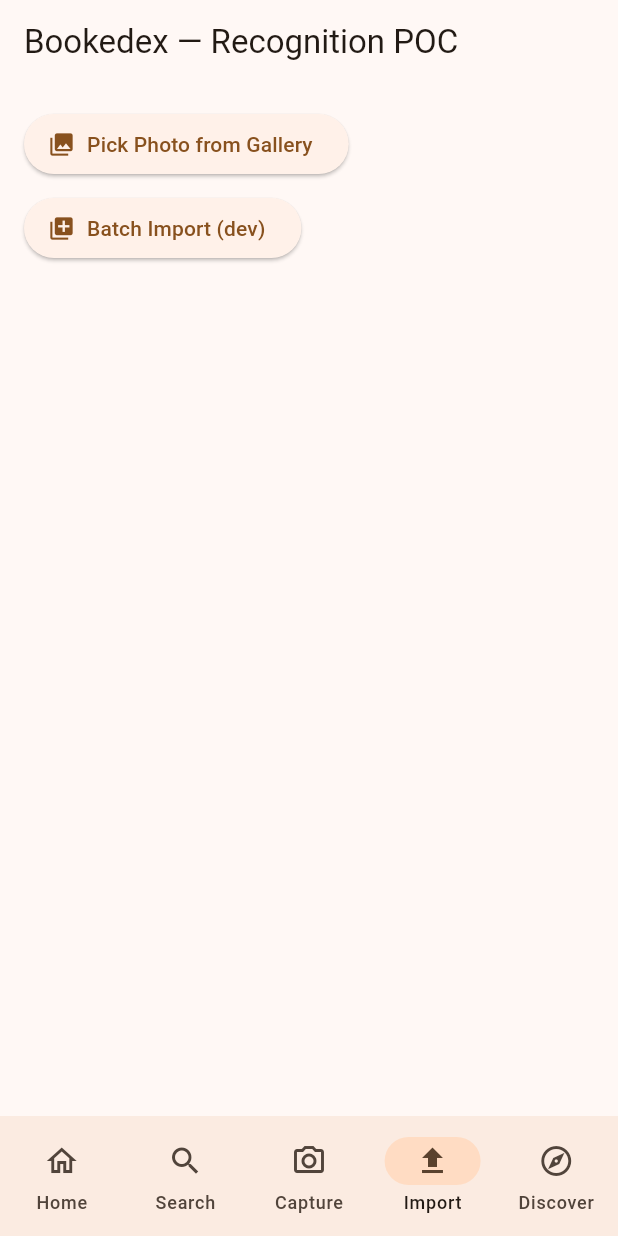
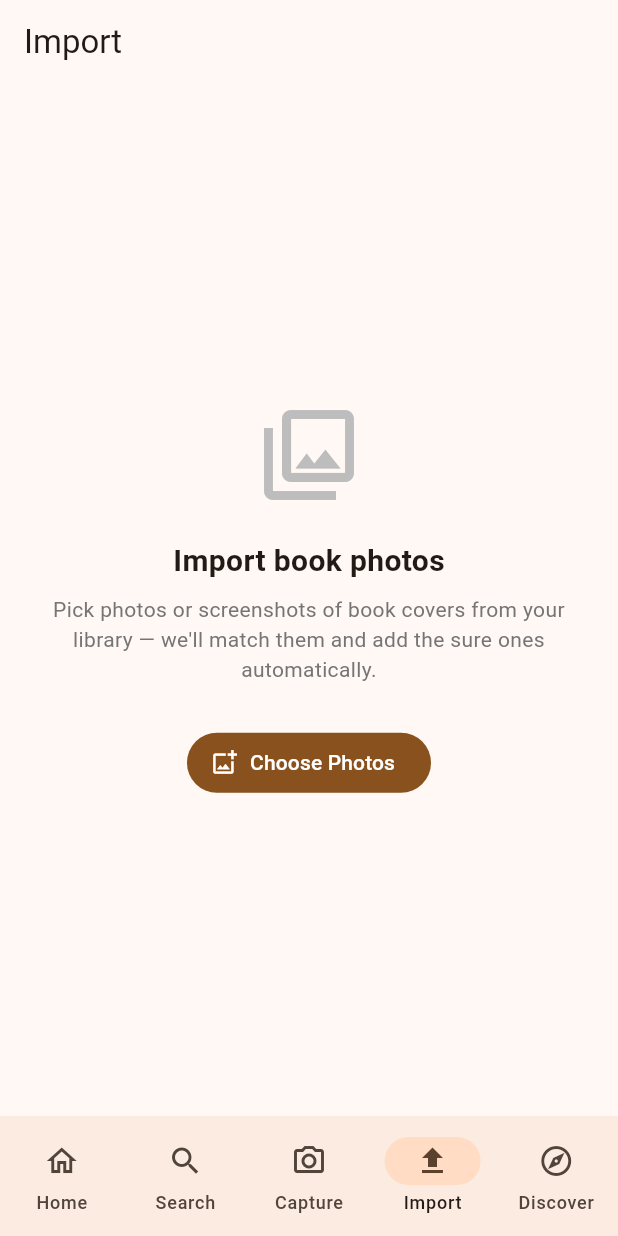
Before and after one commit to BodeKaanta/Book-Shelf-Project, a Flutter app: the screen it shows after launch, item 4 of the bottom bar chosen, on a phone screen of 412 x 824 dp. Run offline on Flutter 3.47's test engine with Material 3 defaults, Android fonts, the phone set to English and light mode, and no system bars; our stand-ins replace cloud_firestore, firebase_auth, firebase_core, flutter_riverpod, image_picker; missing offline and left inert: google_mlkit_text_recognition; accounts and stored records are empty; network calls fail.

Commit message:
Wire Import tab flow + summary popup, retire POC (#45)
Import is now a real flow: ImportScreen "Choose Photos" -> pickMultiImage ->
importImages routing (progress loader "Recognizing X of N…") -> summary popup
("N added · M to review", Review/Later) -> approval queue. Import tab now hosts
ImportScreen; poc_screen.dart deleted.

- import_provider.dart: ImportState gains processed/total for the progress UI.
- book_recognition_service.dart: read image dimensions via ui.ImageDescriptor
  (header only) instead of decoding the full image — removes a per-book
  main-thread stall that stuttered the loading spinner.
- CLAUDE.md: updated for step 6 completion + recognition status/ceiling.

Co-Authored-By: Claude Opus 4.8 <noreply@anthropic.com>

```diff
--- /dev/null
+++ b/bookshelf_app/lib/screens/import_screen.dart
@@ -0,0 +1,119 @@
+import 'package:flutter/material.dart';
+import 'package:flutter_riverpod/flutter_riverpod.dart';
+import 'package:image_picker/image_picker.dart';
+import '../providers/import_provider.dart';
+import 'approval_screen.dart';
+
+class ImportScreen extends ConsumerWidget {
+  const ImportScreen({super.key});
+
+  @override
+  Widget build(BuildContext context, WidgetRef ref) {
+    final importing = ref.watch(importProvider.select((s) => s.importing));
+
+    return Scaffold(
+      appBar: AppBar(title: const Text('Import')),
+      body: Center(
+        child: importing ? _buildProgress(ref) : _buildStart(context, ref),
+      ),
+    );
+  }
+
+  Widget _buildProgress(WidgetRef ref) {
+    final s = ref.watch(importProvider);
+    return Column(
+      mainAxisSize: MainAxisSize.min,
+      children: [
+        const CircularProgressIndicator(),
+        const SizedBox(height: 20),
+        const Text('Recognizing your books…',
+            style: TextStyle(fontSize: 16, fontWeight: FontWeight.w500)),
+        const SizedBox(height: 4),
+        Text('${s.processed} of ${s.total}',
+            style: TextStyle(color: Colors.grey.shade600)),
+      ],
+    );
+  }
+
+  Widget _buildStart(BuildContext context, WidgetRef ref) {
+    return Padding(
+      padding: const EdgeInsets.all(32),
+      child: Column(
+        mainAxisSize: MainAxisSize.min,
+        children: [
+          Icon(Icons.photo_library_outlined,
+              size: 72, color: Colors.grey.shade400),
+          const SizedBox(height: 20),
+          const Text(
+            'Import book photos',
+            style: TextStyle(fontSize: 20, fontWeight: FontWeight.bold),
+          ),
+          const SizedBox(height: 8),
+          Text(
+            "Pick photos or screenshots of book covers from your library — "
+            "we'll match them and add the sure ones automatically.",
+            textAlign: TextAlign.center,
+            style: TextStyle(color: Colors.grey.shade600),
+          ),
+          const SizedBox(height: 28),
+          FilledButton.icon(
+            onPressed: () => _import(context, ref),
+            icon: const Icon(Icons.add_photo_alternate_outlined),
+            label: const Text('Choose Photos'),
+          ),
+        ],
+      ),
+    );
+  }
+
+  Future<void> _import(BuildContext context, WidgetRef ref) async {
+    final images = await ImagePicker().pickMultiImage();
+    if (images.isEmpty) return;
+
+    await ref.read(importProvider.notifier).importImages(images);
+    if (!context.mounted) return;
+
+    final s = ref.read(importProvider);
+    await _showSummary(context, s.addedCount, s.reviewCount);
+  }
+
+  Future<void> _showSummary(
+      BuildContext context, int added, int review) async {
+    final review0 = review == 0;
+    final goReview = await showDialog<bool>(
+      context: context,
+      builder: (ctx) => AlertDialog(
+        title: const Text('Import complete'),
+        content: Text(_summaryText(added, review)),
+        actions: [
+          TextButton(
+            onPressed: () => Navigator.of(ctx).pop(false),
+            child: Text(review0 ? 'Done' : 'Later'),
+          ),
+          if (!review0)
+            FilledButton(
+              onPressed: () => Navigator.of(ctx).pop(true),
+              child: Text('Review $review'),
+            ),
+        ],
+      ),
+    );
+
+    if (goReview == true && context.mounted) {
+      Navigator.of(context).push(
+        MaterialPageRoute(builder: (_) => const ApprovalScreen()),
+      );
+    }
+  }
+
+  String _summaryText(int added, int review) {
+    if (added == 0 && review == 0) {
+      return 'These books are already in your library.';
+    }
+    final addedLine =
+        '$added ${added == 1 ? 'book' : 'books'} added to your library.';
+    if (review == 0) return addedLine;
+    return '$addedLine\n'
+        '$review ${review == 1 ? 'book needs' : 'books need'} review.';
+  }
+}
--- a/bookshelf_app/lib/screens/main_scaffold.dart
+++ b/bookshelf_app/lib/screens/main_scaffold.dart
@@ -1,7 +1,7 @@
 import 'package:flutter/material.dart';
 import 'home_screen.dart';
+import 'import_screen.dart';
 import 'placeholder_screen.dart';
-import 'poc_screen.dart';
 
 class MainScaffold extends StatefulWidget {
   const MainScaffold({super.key});
@@ -17,7 +17,7 @@ class _MainScaffoldState extends State<MainScaffold> {
     HomeScreen(),
     PlaceholderScreen(label: 'Search'),
     PlaceholderScreen(label: 'Capture'),
-    PocScreen(),
+    ImportScreen(),
     PlaceholderScreen(label: 'Discover'),
   ];
 
--- a/bookshelf_app/lib/screens/poc_screen.dart
+++ /dev/null
@@ -1,279 +0,0 @@
-import 'dart:io';
-import 'package:flutter/material.dart';
-import 'package:flutter_riverpod/flutter_riverpod.dart';
-import 'package:image_picker/image_picker.dart';
-import '../models/book.dart';
-import '../providers/import_provider.dart';
-import '../providers/recognition_provider.dart';
-import 'approval_screen.dart';
-
-class PocScreen extends ConsumerStatefulWidget {
-  const PocScreen({super.key});
-
-  @override
-  ConsumerState<PocScreen> createState() => _PocScreenState();
-}
-
-class _PocScreenState extends ConsumerState<PocScreen> {
-  XFile? _selectedImage;
-  bool _saving = false;
-  final _picker = ImagePicker();
-
-  Future<void> _pickImage() async {
-    final image = await _picker.pickImage(source: ImageSource.gallery);
-    if (image == null) return;
-    setState(() => _selectedImage = image);
-    await ref.read(recognitionProvider.notifier).recognizeFromImage(image);
-  }
-
-  Future<void> _batchImport() async {
-    final images = await _picker.pickMultiImage();
-    if (images.isEmpty) return;
-    await ref.read(importProvider.notifier).importImages(images);
-  }
-
-  Future<void> _saveBook(Book book) async {
-    setState(() => _saving = true);
-    final saved = await ref.read(recognitionProvider.notifier).saveBook(book);
-    setState(() => _saving = false);
-    if (!mounted) return;
-    ScaffoldMessenger.of(context).showSnackBar(
-      SnackBar(content: Text(saved ? 'Book saved!' : 'Already in your library.')),
-    );
-  }
-
-  @override
-  Widget build(BuildContext context) {
-    final state = ref.watch(recognitionProvider);
-    final importState = ref.watch(importProvider);
-
-    return Scaffold(
-      appBar: AppBar(title: const Text('Bookedex — Recognition POC')),
-      body: SingleChildScrollView(
-        padding: const EdgeInsets.all(16),
-        child: Column(
-          crossAxisAlignment: CrossAxisAlignment.start,
-          children: [
-            ElevatedButton.icon(
-              onPressed: _pickImage,
-              icon: const Icon(Icons.photo_library),
-              label: const Text('Pick Photo from Gallery'),
-            ),
-            const SizedBox(height: 8),
-            ElevatedButton.icon(
-              onPressed: _batchImport,
-              icon: const Icon(Icons.library_add),
-              label: const Text('Batch Import (dev)'),
-            ),
-            const SizedBox(height: 16),
-            if (_selectedImage != null) ...[
-              ClipRRect(
-                borderRadius: BorderRadius.circular(8),
-                child: Image.file(
-                  File(_selectedImage!.path),
-                  height: 200,
-                  fit: BoxFit.contain,
-                ),
-              ),
-              const SizedBox(height: 16),
-            ],
-            state.books.when(
-              data: (books) => _buildResults(
-                  books, state.extractedText, state.searchQuery, state.confidence),
-              loading: () => const Center(child: CircularProgressIndicator()),
-              error: (e, _) => Text(
-                'Error: $e',
-                style: const TextStyle(color: Colors.red),
-              ),
-            ),
-            if (importState.importing)
-              const Padding(
-                padding: EdgeInsets.only(top: 16),
-                child: Row(children: [
-                  SizedBox(
-                      width: 16,
-                      height: 16,
-                      child: CircularProgressIndicator(strokeWidth: 2)),
-                  SizedBox(width: 8),
-                  Text('Importing…'),
-                ]),
-              ),
-            if (!importState.importing &&
-                (importState.addedCount > 0 || importState.reviewCount > 0))
-              _buildImportSummary(importState),
-          ],
-        ),
-      ),
-    );
-  }
-
-  Widget _buildImportSummary(ImportState s) {
-    return Column(
-      crossAxisAlignment: CrossAxisAlignment.start,
-      children: [
-        const Divider(height: 24),
-        Text(
-          'Batch import: ${s.addedCount} auto-added · ${s.reviewCount} to review',
-          style: const TextStyle(fontWeight: FontWeight.bold, fontSize: 16),
-        ),
-        const SizedBox(height: 8),
-        if (s.autoAdded.isNotEmpty) ...[
-          const Text('Auto-added (≥75%)',
-              style: TextStyle(color: Colors.green, fontWeight: FontWeight.bold)),
-          ...s.autoAdded.map((a) => Text(
-              '• ${a.book.title}${a.book.author != null ? ' — ${a.book.author}' : ''}')),
-          const SizedBox(height: 8),
-        ],
-        if (s.queue.isNotEmpty) ...[
-          const Text('To review (<75%)',
-              style: TextStyle(color: Colors.orange, fontWeight: FontWeight.bold)),
-          ...s.queue.map((p) => Text(
-              '• ${(p.confidence * 100).toStringAsFixed(0)}% — ${p.topGuess?.title ?? '(no match)'}')),
-          const SizedBox(height: 12),
-          FilledButton.icon(
-            onPressed: () => Navigator.of(context).push(
-              MaterialPageRoute(builder: (_) => const ApprovalScreen()),
-            ),
-            icon: const Icon(Icons.rate_review),
-            label: const Text('Open Review Queue (dev)'),
-          ),
-        ],
-      ],
-    );
-  }
-
-  Widget _buildResults(List<Book> books, String extractedText,
-      String searchQuery, double confidence) {
-    if (extractedText.isEmpty) return const SizedBox.shrink();
-
-    return Column(
-      crossAxisAlignment: CrossAxisAlignment.start,
-      children: [
-        if (books.isNotEmpty) ...[
-          const Text(
-            'Best Match',
-            style: TextStyle(fontSize: 18, fontWeight: FontWeight.bold),
-          ),
-          const SizedBox(height: 8),
-          _BookResultCard(book: books.first, isTopResult: true),
-          const SizedBox(height: 8),
-          SizedBox(
-            width: double.infinity,
-            child: ElevatedButton(
-              onPressed: _saving ? null : () => _saveBook(books.first),
-              child: _saving
-                  ? const SizedBox(
-                      height: 16,
-                      width: 16,
-                      child: CircularProgressIndicator(strokeWidth: 2),
-                    )
-                  : const Text('Save Book'),
-            ),
-          ),
-          if (books.length > 1) ...[
-            const SizedBox(height: 12),
-            const Text(
-              'Other Matches',
-              style: TextStyle(fontSize: 14, color: Colors.grey),
-            ),
-            const SizedBox(height: 4),
-            ...books.skip(1).map(
-                  (b) => _BookResultCard(book: b, isTopResult: false),
-                ),
-          ],
-        ] else ...[
-          const Text(
-            'No match found',
-            style: TextStyle(
-              fontSize: 16,
-              fontWeight: FontWeight.bold,
-              color: Colors.orange,
-            ),
-          ),
-          const SizedBox(height: 8),
-        ],
-        const Divider(height: 24),
-        Text(
-          'Confidence: ${(confidence * 100).toStringAsFixed(0)}%',
-          style: TextStyle(
-            fontSize: 14,
-            fontWeight: FontWeight.bold,
-            color: confidence >= 0.8 ? Colors.green : Colors.orange,
-          ),
-        ),
-        const SizedBox(height: 8),
-        const Text(
-          'Query sent to Books API (debug)',
-          style: TextStyle(fontSize: 12, color: Colors.grey),
-        ),
-        const SizedBox(height: 2),
-        Text(
-          searchQuery.isEmpty ? '(none)' : searchQuery,
-          style: const TextStyle(fontSize: 12, color: Colors.blue),
-        ),
-        const SizedBox(height: 8),
-        const Text(
-          'Raw OCR text (debug)',
-          style: TextStyle(fontSize: 12, color: Colors.grey),
-        ),
-        const SizedBox(height: 2),
-        Text(
-          extractedText.isEmpty ? '(nothing extracted)' : extractedText,
-          style: const TextStyle(fontSize: 12),
-        ),
-      ],
-    );
-  }
-}
-
-class _BookResultCard extends StatelessWidget {
-  final Book book;
-  final bool isTopResult;
-
-  const _BookResultCard({required this.book, required this.isTopResult});
-
-  @override
-  Widget build(BuildContext context) {
-    return Card(
-      child: Padding(
-        padding: const EdgeInsets.all(12),
-        child: Row(
-          crossAxisAlignment: CrossAxisAlignment.start,
-          children: [
-            if (book.coverUrl != null)
-              ClipRRect(
-                borderRadius: BorderRadius.circular(4),
-                child: Image.network(
-                  // Google Books returns http URLs — force https to avoid cleartext errors
-                  book.coverUrl!.replaceFirst('http://', 'https://'),
-                  width: isTopResult ? 60 : 40,
-                  fit: BoxFit.cover,
-                  errorBuilder: (_, __, ___) => const SizedBox(width: 40),
-                ),
-              ),
-            const SizedBox(width: 12),
-            Expanded(
-              child: Column(
-                crossAxisAlignment: CrossAxisAlignment.start,
-                children: [
-                  Text(
-                    book.title,
-                    style: TextStyle(
-                      fontWeight:
-                          isTopResult ? FontWeight.bold : FontWeight.normal,
-                    ),
-                  ),
-                  if (book.author != null)
-                    Text(
-                      book.author!,
-                      style: const TextStyle(color: Colors.grey),
-                    ),
-                ],
-              ),
-            ),
-          ],
-        ),
-      ),
-    );
-  }
-}
```
Also changed, not shown: bookshelf_app/lib/providers/import_provider.dart (+10 -1 lines), bookshelf_app/lib/services/book_recognition_service.dart (+7 -5 lines), 1 other file.
